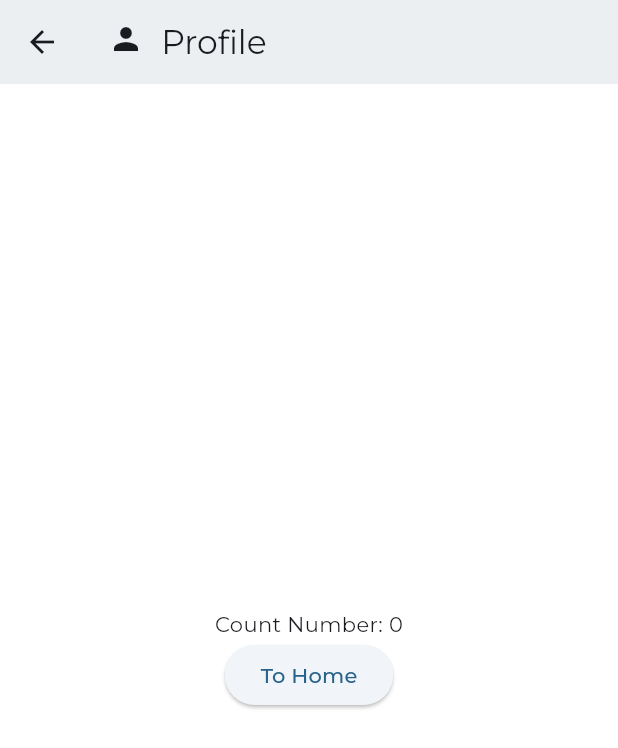
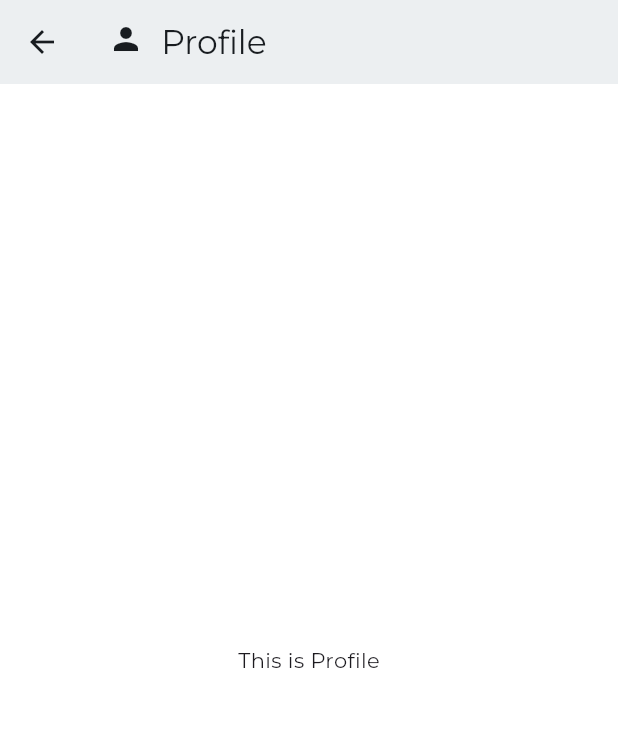
Before and after one commit to andrumahardi/flutter_app, a Flutter app: the screen it shows after launch, after a tap on the "person" icon, on a phone screen of 412 x 824 dp. Shown: the top 748 px of the screen. Run offline on Flutter 3.47's test engine with Material 3 defaults, Android fonts, the phone set to English and light mode, and no system bars; our stand-ins replace flutter_riverpod, freezed_annotation, google_fonts, riverpod_annotation; generated files the repository leaves out were written again.

Commit message:
feat: create user model and provider

```diff
--- a/analysis_options.yaml
+++ b/analysis_options.yaml
@@ -8,6 +8,10 @@
 # The following line activates a set of recommended lints for Flutter apps,
 # packages, and plugins designed to encourage good coding practices.
 include: package:flutter_lints/flutter.yaml
+
+analyzer:
+  plugins:
+    - custom_lint
 
 linter:
   # The lint rules applied to this project can be customized in the
--- /dev/null
+++ b/lib/constants/main.dart
@@ -0,0 +1 @@
+const String randomNameGeneratorBaseURL = 'https://api.name-fake.com';
--- a/lib/main.dart
+++ b/lib/main.dart
@@ -1,7 +1,6 @@
 import 'package:flutter/material.dart';
-import 'package:flutter_app/models/counter_model.dart';
 import 'package:flutter_app/views/home.dart';
-import 'package:provider/provider.dart';
+import 'package:flutter_riverpod/flutter_riverpod.dart';
 import 'package:google_fonts/google_fonts.dart';
 import 'package:flutter/services.dart';
 
@@ -12,8 +11,7 @@ void main() {
   ));
 
   runApp(
-    ChangeNotifierProvider(
-      create: (context) => CounterModel(),
+    ProviderScope(
       child: MaterialApp(
           title: 'Flutter Playground',
           home: const HomePage(),
--- a/lib/models/counter_model.dart
+++ /dev/null
@@ -1,17 +0,0 @@
-import 'package:flutter/material.dart';
-
-class CounterModel extends ChangeNotifier {
-  int _countNumber = 0;
-
-  int get countNum => _countNumber;
-
-  void add() {
-    _countNumber += 1;
-    notifyListeners();
-  }
-
-  void substract() {
-    _countNumber -= 1;
-    notifyListeners();
-  }
-}
--- a/lib/views/home.dart
+++ b/lib/views/home.dart
@@ -1,46 +1,24 @@
 import 'package:flutter/material.dart';
 import 'package:flutter_app/components/scaffold_appbar.dart';
-import 'package:flutter_app/models/counter_model.dart';
 import 'package:flutter_app/views/profile.dart';
-import 'package:provider/provider.dart';
 
 class HomePage extends StatelessWidget {
   const HomePage({super.key});
 
   @override
   Widget build(BuildContext context) {
-    return Consumer<CounterModel>(
-      builder: (context, counterNotifier, child) {
     return Scaffold(
       appBar: scaffoldAppBar('Home', Icons.home),
       backgroundColor: Colors.white,
       body: Column(
         children: <Widget>[
-              Expanded(
+          const Expanded(
               child: Padding(
-                  padding: const EdgeInsets.only(left: 32, right: 32),
+                  padding: EdgeInsets.only(left: 32, right: 32),
                   child: Column(
                     mainAxisAlignment: MainAxisAlignment.center,
-                    crossAxisAlignment: CrossAxisAlignment.stretch,
-                    children: <Widget>[
-                      Text(
-                        'Count Number: ${counterNotifier.countNum}',
-                        textAlign: TextAlign.center,
-                      ),
-                      ElevatedButton(
-                          onPressed: () {
-                            counterNotifier.add();
-                          },
-                          child: const Text('Add')),
-                      ElevatedButton(
-                          onPressed: () {
-                            counterNotifier.substract();
-                          },
-                          child: const Text('Substract')),
-                    ],
-                  ),
-                ),
-              ),
+                    children: <Widget>[Text('This is Home')],
+                  ))),
           Container(
             decoration: BoxDecoration(boxShadow: [
               BoxShadow(
@@ -95,7 +73,5 @@ class HomePage extends StatelessWidget {
         ],
       ),
     );
-      },
-    );
   }
 }
--- a/lib/views/profile.dart
+++ b/lib/views/profile.dart
@@ -1,33 +1,21 @@
 import 'package:flutter/material.dart';
 import 'package:flutter_app/components/scaffold_appbar.dart';
-import 'package:flutter_app/models/counter_model.dart';
-import 'package:provider/provider.dart';
 
 class ProfilePage extends StatelessWidget {
   const ProfilePage({super.key});
 
   @override
   Widget build(BuildContext context) {
-    return Consumer<CounterModel>(
-      builder: (context, counterNotifier, child) {
     return Scaffold(
       appBar: scaffoldAppBar('Profile', Icons.person),
       backgroundColor: Colors.white,
-          body: Center(
+      body: const Center(
         child: Column(
             mainAxisAlignment: MainAxisAlignment.center,
             children: <Widget>[
-                  Text('Count Number: ${counterNotifier.countNum}'),
-                  ElevatedButton(
-                    onPressed: () {
-                      Navigator.pop(context);
-                    },
-                    child: const Text('To Home'),
-                  )
+              Text('This is Profile'),
             ]),
       ),
     );
-      },
-    );
   }
 }
```
Also changed, not shown: lib/models/user/main.dart (added, +16 -0 lines), lib/providers/user/main.dart (added, +17 -0 lines), pubspec.yaml (+11 -0 lines), lib/models/user/main.freezed.dart (added), lib/models/user/main.g.dart (added), lib/providers/user/main.g.dart (added), pubspec.lock. Lines whose indentation alone changed are shown as unchanged.
